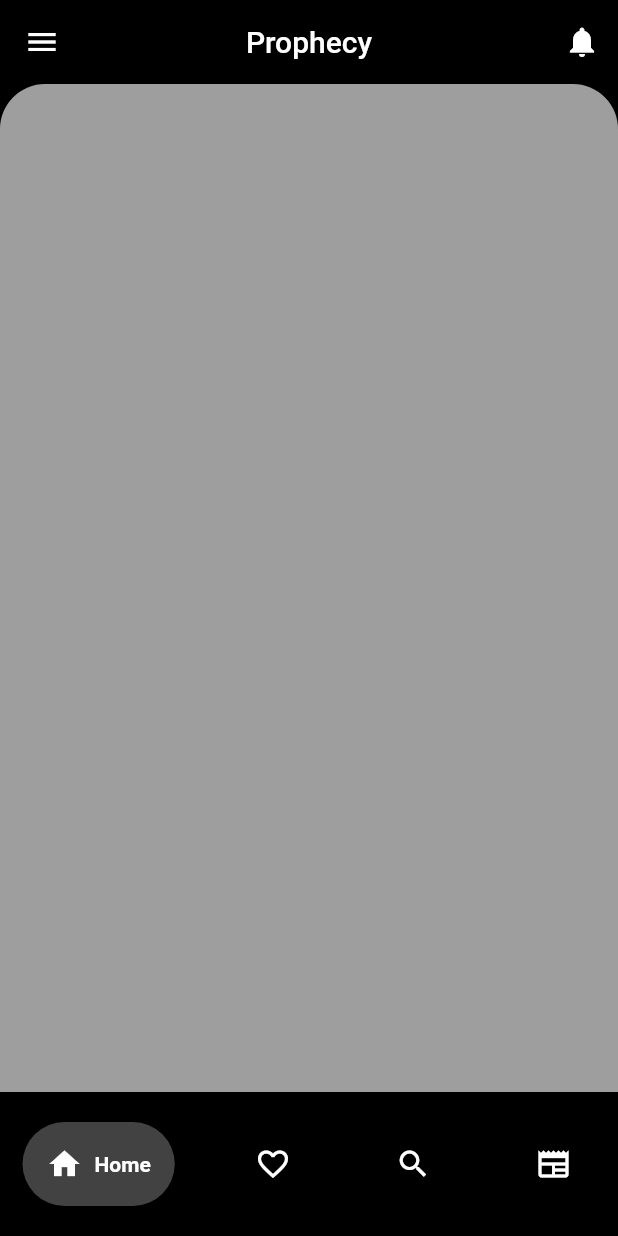
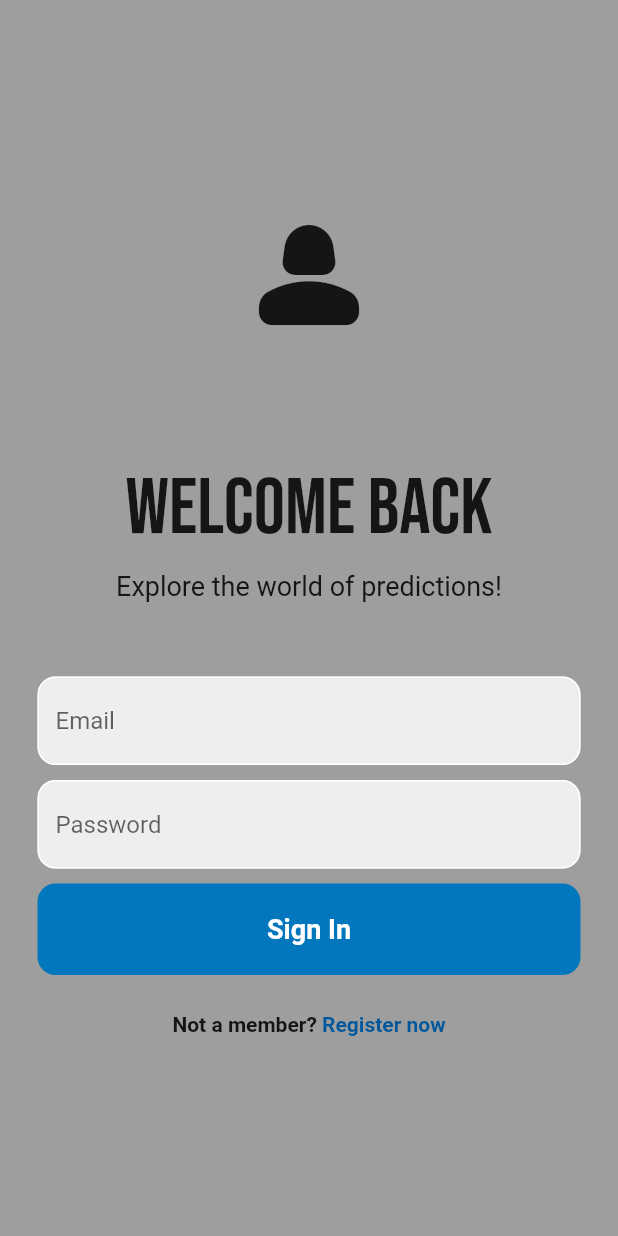
Before and after one commit to Prakritiiiiii/Prophecy, a Flutter app: the screen it shows after launch, on a phone screen of 412 x 824 dp. Run offline on Flutter 3.47's test engine with Material 2 defaults, Android fonts, the phone set to English and light mode, and no system bars; drawn by our look-alikes of google_nav_bar; our stand-ins replace firebase_auth, firebase_core, flutter_spinkit, google_fonts; accounts and stored records are empty.

Commit message:
2nd commit

```diff
--- /dev/null
+++ b/lib/Authorization/auth_page.dart
@@ -0,0 +1,31 @@
+import 'package:flutter/material.dart';
+import 'package:minor/Authorization/login.dart';
+import 'package:minor/Authorization/register_page.dart';
+
+class AuthPage extends StatefulWidget {
+  const AuthPage({Key? key}) : super(key: key);
+
+  @override
+  State<AuthPage> createState() => _AuthPageState();
+}
+
+class _AuthPageState extends State<AuthPage> {
+
+  // first login page is shown
+  bool showLoginPage = true;
+
+  void toggleScreens(){
+    setState(() {
+      showLoginPage= !showLoginPage;
+    });
+  }
+  @override
+  Widget build(BuildContext context) {
+    if (showLoginPage){
+      return LogInPage(showRegisterPage:toggleScreens);
+    }
+    else{
+      return RegisterPage(showLogInPage:toggleScreens );
+    }
+  }
+}
--- /dev/null
+++ b/lib/Authorization/login.dart
@@ -0,0 +1,163 @@
+import 'package:google_fonts/google_fonts.dart';
+//import 'package:google_nav_bar/google_nav_bar.dart';
+import 'package:flutter/material.dart';
+//import 'package:flutter/cupertino.dart';
+//import 'package:flutter_spinkit/flutter_spinkit.dart';
+//import 'package:minor/main.dart';
+import 'package:firebase_auth/firebase_auth.dart';
+//import 'package:minor/Authorization/register_page.dart';
+
+class LogInPage extends StatefulWidget{
+  final VoidCallback showRegisterPage;
+
+  const LogInPage({Key? key, required this.showRegisterPage}) : super(key: key);
+
+  @override
+  State<LogInPage> createState() => _LogInPageState();
+}
+
+class _LogInPageState extends State<LogInPage> {
+  //text controllers
+  final _emailController = TextEditingController();
+  final _passwordController = TextEditingController();
+
+  Future signIn() async{
+    await FirebaseAuth.instance.signInWithEmailAndPassword(
+        email: _emailController.text.trim(),
+        password: _passwordController.text.trim(),
+    );
+
+  }
+  @override
+  void dispose() {
+    _emailController.dispose();
+    _passwordController.dispose();
+
+    super.dispose();
+  }
+  @override
+    Widget build(BuildContext context){
+      return Scaffold(
+        backgroundColor: Colors.grey,
+        body: SafeArea(
+          child: Center(
+            child: SingleChildScrollView(
+            child: Column(
+              mainAxisAlignment: MainAxisAlignment.center,
+              children: [
+                const Icon(
+                  Icons.person_2_rounded,
+                  size:100,
+                ),
+                const SizedBox(height:75),
+                Text(
+                  'Welcome Back',
+                  style: GoogleFonts.bebasNeue(
+                    fontSize: 52,
+                  ),
+                ),
+                const SizedBox(height:10),
+                const Text(
+                  'Explore the world of predictions!',
+                  style: TextStyle(
+                    fontSize: 18,
+                  ),
+                ),
+                const SizedBox(height:50),
+                Padding(
+                  padding: const EdgeInsets.symmetric(horizontal: 25.0),
+                  child: TextField(
+                    controller: _emailController,
+                    decoration: InputDecoration(
+                      enabledBorder: OutlineInputBorder(
+                        borderSide: const BorderSide(color: Colors.white),
+                        borderRadius: BorderRadius.circular(12),
+                      ),
+                      focusedBorder: OutlineInputBorder(
+                        borderSide: const BorderSide(color: Colors.deepPurple),
+                        borderRadius: BorderRadius.circular(12),
+                      ),
+                      hintText: 'Email',
+                      fillColor: Colors.grey[200],
+                      filled: true,
+                    ),
+                  ),
+                ),
+                const SizedBox(height:10),
+                //password textfield
+                Padding(
+                  padding: const EdgeInsets.symmetric(horizontal: 25.0),
+                  child: TextField(
+                    controller: _passwordController,
+                    decoration: InputDecoration(
+                      enabledBorder: OutlineInputBorder(
+                        borderSide: const BorderSide(color: Colors.white),
+                        borderRadius: BorderRadius.circular(12),
+                      ),
+                      focusedBorder: OutlineInputBorder(
+                        borderSide: const BorderSide(color: Colors.deepPurple),
+                        borderRadius: BorderRadius.circular(12),
+                      ),
+                      hintText: 'Password',
+                      fillColor: Colors.grey[200],
+                      filled: true,
+                    ),
+                  ),
+                ),
+                const SizedBox(height: 10),
+                //signin button
+                Padding(
+                  padding: const EdgeInsets.symmetric(horizontal: 25.0),
+                  child: GestureDetector(
+                    onTap: signIn,
+                    child: Container(
+                      padding: const EdgeInsets.all(20),
+                      decoration: BoxDecoration(
+                        color: Colors.lightBlue[800],
+                        borderRadius: BorderRadius.circular(12),
+                      ),
+                      child: const Center(
+                        child: Text(
+                          'Sign In',
+                          style: TextStyle(
+                            color: Colors.white,
+                            fontWeight: FontWeight.bold,
+                            fontSize: 18,
+                        ),
+                      ),
+                    ),
+                  ),
+                  ),
+                ),
+                const SizedBox(height: 25),
+                Row(
+                  mainAxisAlignment: MainAxisAlignment.center,
+                  children: [
+                    const Text(
+                      'Not a member?',
+                      style: TextStyle(
+                          //color: Colors.black,
+                        fontWeight: FontWeight.bold,
+                      ),
+                    ),
+                    GestureDetector(
+                      onTap: widget.showRegisterPage,
+                      child: const Text(
+                        ' Register now',
+                        style: TextStyle(
+                            color: Color(0xFF01579B),
+                            fontWeight: FontWeight.bold,
+                        ),
+                      ),
+                    )
+                  ],
+                )
+
+              ],
+            )
+          )
+         ),
+        ),
+      );
+  }
+}
--- /dev/null
+++ b/lib/Authorization/main_page.dart
@@ -0,0 +1,25 @@
+import 'package:firebase_auth/firebase_auth.dart';
+import 'package:flutter/material.dart';
+import '../Pages/home_page.dart';
+import '../Authorization/auth_page.dart';
+
+class MainPage extends StatelessWidget {
+  const MainPage({Key? key}) : super(key: key);
+
+  @override
+  Widget build(BuildContext context) {
+    return Scaffold(
+      body: StreamBuilder<User?>(
+        stream: FirebaseAuth.instance.authStateChanges(),
+        builder: (context,snapshot){
+          if(snapshot.hasData){
+            return const HomePage();
+          }
+          else {
+            return const AuthPage();
+          }
+        },
+      ),
+    );
+  }
+}
--- a/lib/main.dart
+++ b/lib/main.dart
@@ -1,11 +1,20 @@
 //import 'dart:html';
-import 'package:google_nav_bar/google_nav_bar.dart';
+//import 'package:google_nav_bar/google_nav_bar.dart';
 import 'package:flutter/material.dart';
 import 'package:flutter/cupertino.dart';
 import 'package:flutter_spinkit/flutter_spinkit.dart';
+//import 'package:minor/home_page.dart';
+//import 'package:minor/login.dart';
+import 'package:firebase_core/firebase_core.dart';
+import 'package:minor/Authorization/main_page.dart';
+//import 'package:minor/register_page.dart';
 
-void main(){
+void main() async{
+  WidgetsFlutterBinding.ensureInitialized();
+  await Firebase.initializeApp();
+
   runApp(const MyApp());
+
 }
 
 class MyApp extends StatelessWidget{
@@ -14,20 +23,19 @@ class MyApp extends StatelessWidget{
   Widget build(BuildContext context) {
     return const MaterialApp(
         debugShowCheckedModeBanner: false,//use MaterialApp() widget like this
-        home: SplashScreen() //create new widget class for this 'home' to
-      // escape 'No MediaQuery widget found' error
+        home: SplashScreen()
     );
   }
 }
 
 //create new class for "home" property of MaterialApp()
-class HomeScreen extends StatelessWidget {
+/*class HomeScreen extends StatelessWidget {
   const HomeScreen({super.key});
 
   @override
   Widget build(BuildContext context) {
     return Scaffold(
-      backgroundColor: Colors.black,
+      backgroundColor: Colors.blue[900],
 
 
       //theme rakhne ki na rakhne bhanera confused
@@ -55,7 +63,7 @@ class HomeScreen extends StatelessWidget {
         appBar: AppBar(
           elevation: 0.0,
           title: const Text('Prophecy'),
-          backgroundColor: Colors.black,
+          backgroundColor: Colors.blue[900],
           //theme: ThemeData(fontFamily: 'Bebas Neue Regular'),
           centerTitle: true,
           actions: [
@@ -67,20 +75,20 @@ class HomeScreen extends StatelessWidget {
 
         ),
         bottomNavigationBar : Container(
-          color: Colors.black,
-          child: Padding(
-            padding: const EdgeInsets.symmetric(horizontal: 15.0,vertical: 20),
+          color: const Color(0xFF0D47A1),
+          child: const Padding(
+            padding: EdgeInsets.symmetric(horizontal: 15.0,vertical: 20),
             child: GNav(
-              backgroundColor: Colors.black,
+              backgroundColor: Color(0xFF0D47A1),
               color: Colors.white,
               activeColor: Colors.white,
-              tabBackgroundColor: Colors.grey.shade800,
+              tabBackgroundColor: Colors.black,
               gap: 8,
               //onTabChange: ,
-              padding: const EdgeInsets.all(16),
+              padding: EdgeInsets.all(16),
 
 
-              tabs: const [
+              tabs: [
                 GButton(
                   icon: Icons.home,
                   text: 'Home',
@@ -122,7 +130,7 @@ class HomeScreen extends StatelessWidget {
           height: 800,
           width: double.infinity,
           decoration: const BoxDecoration(
-            color: Colors.grey,
+            color: Colors.white,
             //color: Color(0xFF81D4FA),
             borderRadius:BorderRadius.only(
               topLeft: Radius.circular(30),
@@ -165,7 +173,7 @@ class HomeScreen extends StatelessWidget {
     );
   }
 }
-
+*/
 
 class SplashScreen extends StatefulWidget{
   const SplashScreen({Key? key}) : super(key: key);
@@ -181,14 +189,17 @@ class _SplashScreenState extends State<SplashScreen> {
     super.initState();
     Future.delayed(const Duration(seconds:3)).then((value){
       Navigator.of(context).pushReplacement(
-          CupertinoPageRoute(builder:(ctx) => const HomeScreen()));
+          CupertinoPageRoute(
+              builder:(ctx) => const MainPage()
+          )
+      );
 
     });
   }
   @override
   Widget build(BuildContext context) {
     return Scaffold(
-      backgroundColor: Colors.blueGrey,
+      backgroundColor: Colors.blueGrey[100],
       body: SizedBox(
         width: double.infinity,
         child: Column(
--- a/pubspec.yaml
+++ b/pubspec.yaml
@@ -37,6 +37,9 @@ dependencies:
   cupertino_icons: ^1.0.2
   flutter_spinkit: ^5.1.0
   google_nav_bar: ^5.0.6
+  firebase_auth: ^4.2.10
+  google_fonts: ^4.0.3
+  firebase_core: ^2.8.0
 dev_dependencies:
   flutter_test:
     sdk: flutter
```
Also changed, not shown: lib/Authorization/register_page.dart (added, +186 -0 lines), lib/Pages/home_page.dart (added, +170 -0 lines), assets/images/1.png, pubspec.lock, 4 other files.
